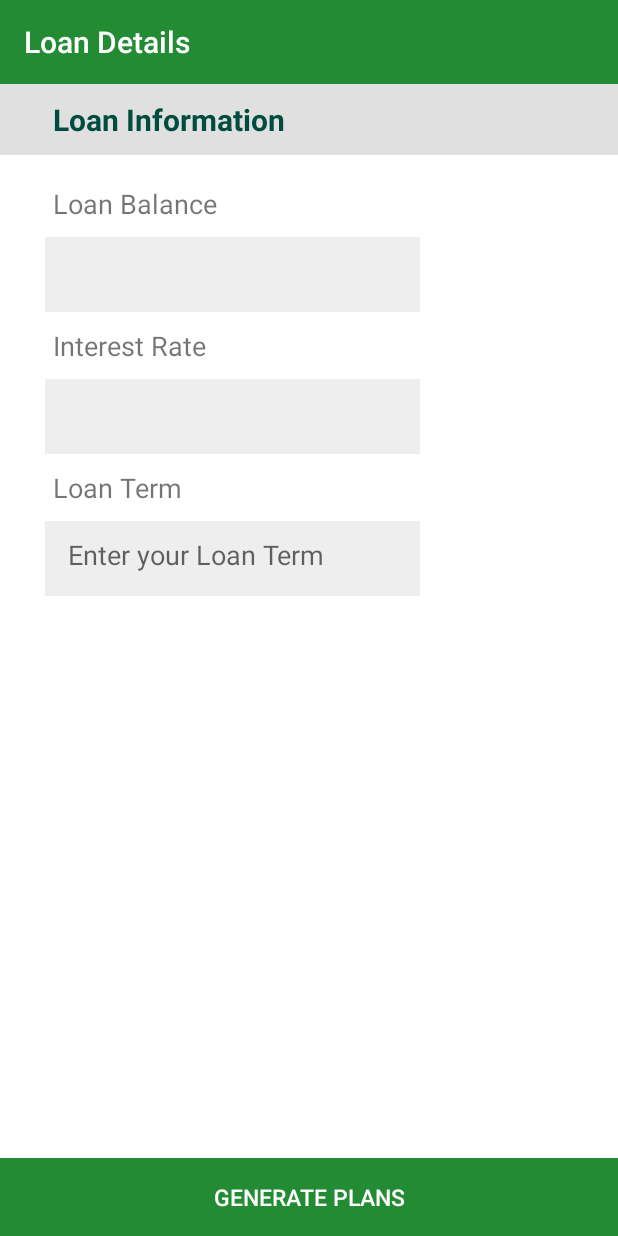
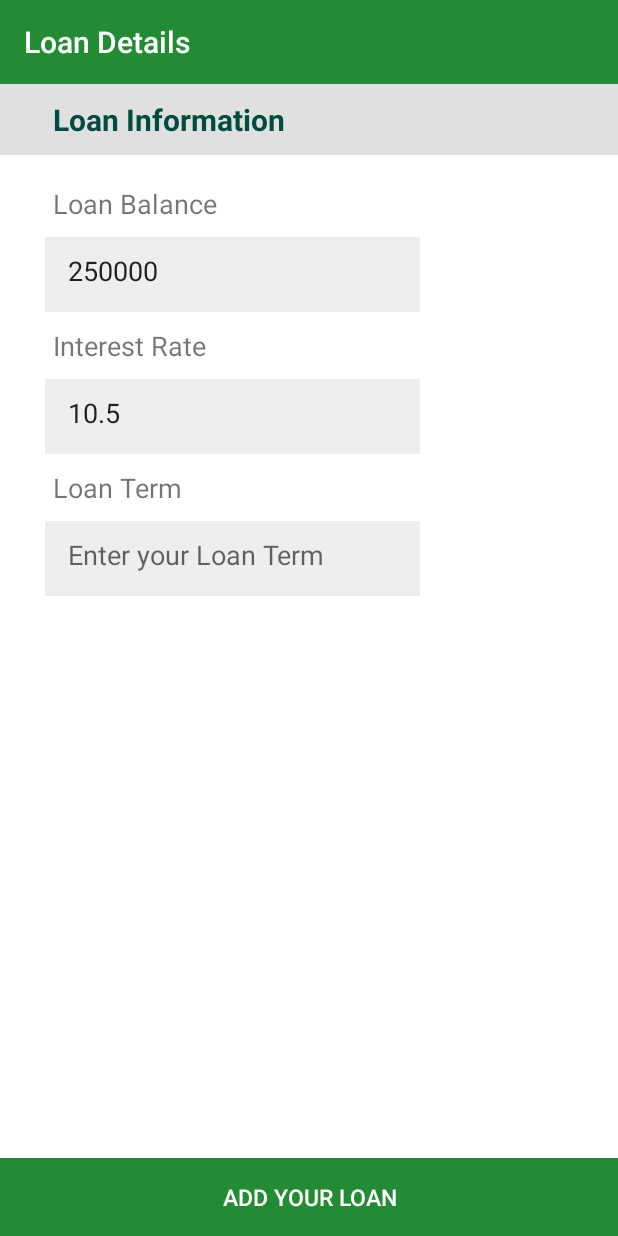
Before and after one commit to clint22/EduLoanTrackr, an Android app: the LoanDetailActivity screen opened directly, with no data from a screen before it, on a phone screen of 412 x 824 dp. Run offline under Robolectric (Android 15) with nearby library versions, the phone set to English and light mode, and no system bars; our stand-ins replace ButterKnife.

Commit message:
* fixed small issues

```diff
--- a/app/src/main/java/com/example/appathon/eduloantracker/Views/LoanDetailActivity.java
+++ b/app/src/main/java/com/example/appathon/eduloantracker/Views/LoanDetailActivity.java
@@ -107,7 +107,9 @@ public class LoanDetailActivity extends BaseActivity implements View.OnClickList
 
             @Override
             public void onFailure(Call<List<LoanModel>> call, Throwable t) {
-                showToast("No Internet Connection");
+
+                edtxt_loan_bal.setText("250000");
+                edtxt_interest_rate.setText("10.5");
             }
 
 
--- a/app/src/main/res/layout/activity_loan_detail.xml
+++ b/app/src/main/res/layout/activity_loan_detail.xml
@@ -53,7 +53,9 @@
                 android:id="@+id/edtxt_loan_bal"
                 android:layout_width="250dp"
                 android:layout_height="50dp"
+                android:inputType="numberDecimal"
                 android:layout_marginLeft="30dp"
+                android:focusable="false"
                 android:layout_marginTop="10dp"
                 android:background="#EEEEEE"
                 android:padding="15dp" />
@@ -72,6 +74,8 @@
                 android:layout_height="50dp"
                 android:layout_marginLeft="30dp"
                 android:layout_marginTop="10dp"
+                android:inputType="numberDecimal"
+                android:focusable="false"
                 android:background="#EEEEEE"
                 android:padding="15dp" />
 
@@ -110,7 +114,7 @@
                 android:background="@drawable/ripple_background_primary"
                 android:minHeight="0dp"
                 android:padding="15dp"
-                android:text="Generate plans"
+                android:text="Add your Loan"
                 android:textColor="#ffffff"
                 android:textSize="15dp" />
 
```
Also changed, not shown: app/src/main/java/com/example/appathon/eduloantracker/Views/LandingActivity.java (+9 -4 lines).
